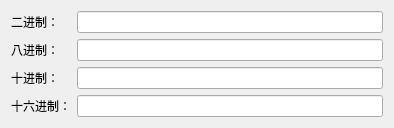
siyuhong/UHelper, file baseconversion.ui: the form before one commit.
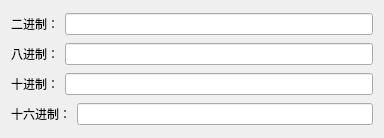
The form after the commit.

Commit message: 修改布局

The edit to the form file:
```diff
--- a/baseconversion.ui
+++ b/baseconversion.ui
@@ -6,53 +6,69 @@
    <rect>
     <x>0</x>
     <y>0</y>
-    <width>394</width>
-    <height>116</height>
+    <width>384</width>
+    <height>138</height>
    </rect>
   </property>
   <property name="windowTitle">
    <string>Form</string>
   </property>
-  <layout class="QFormLayout" name="formLayout">
-   <item row="0" column="0">
+  <layout class="QVBoxLayout" name="verticalLayout">
+   <item>
+    <layout class="QHBoxLayout" name="horizontalLayout">
+     <item>
     <widget class="QLabel" name="label_B">
      <property name="text">
       <string>二进制：</string>
      </property>
     </widget>
    </item>
-   <item row="0" column="1">
+     <item>
     <widget class="QLineEdit" name="lineEdit_B"/>
    </item>
-   <item row="1" column="0">
+    </layout>
+   </item>
+   <item>
+    <layout class="QHBoxLayout" name="horizontalLayout_2">
+     <item>
     <widget class="QLabel" name="label_O">
      <property name="text">
       <string>八进制：</string>
      </property>
     </widget>
    </item>
-   <item row="1" column="1">
+     <item>
     <widget class="QLineEdit" name="lineEdit_O"/>
    </item>
-   <item row="2" column="0">
+    </layout>
+   </item>
+   <item>
+    <layout class="QHBoxLayout" name="horizontalLayout_3">
+     <item>
     <widget class="QLabel" name="label_D">
      <property name="text">
       <string>十进制：</string>
      </property>
     </widget>
    </item>
-   <item row="2" column="1">
+     <item>
     <widget class="QLineEdit" name="lineEdit_D"/>
    </item>
-   <item row="3" column="0">
+    </layout>
+   </item>
+   <item>
+    <layout class="QHBoxLayout" name="horizontalLayout_4">
+     <item>
     <widget class="QLabel" name="label_H">
      <property name="text">
       <string>十六进制：</string>
      </property>
     </widget>
    </item>
-   <item row="3" column="1">
+     <item>
     <widget class="QLineEdit" name="lineEdit_H"/>
+     </item>
+    </layout>
    </item>
   </layout>
  </widget>
```
Lines whose indentation alone changed are shown as unchanged. The commit also changes 4 other files.
